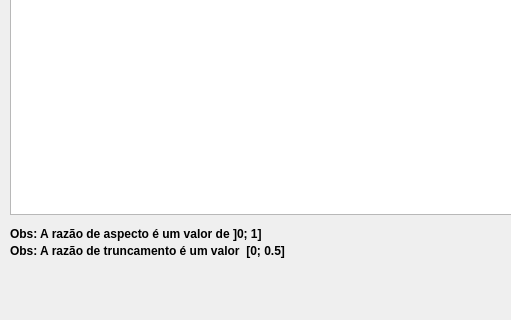
First picture: the form in forms/adicaoSistematizadaDePrismas.ui, repository lucassimao/Simulacao-Estereologica, before the edit; both pictures show x 0 to 511 and y 104 to 424 of the 702 by 424 pixel window.
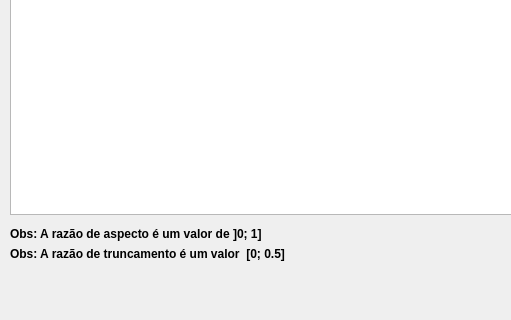
Second picture: the form after the edit. Icons and pictures are not drawn.

Diff of the .ui file:
```diff
--- a/forms/adicaoSistematizadaDePrismas.ui
+++ b/forms/adicaoSistematizadaDePrismas.ui
@@ -160,7 +160,7 @@
    <property name="geometry">
     <rect>
      <x>10</x>
-     <y>347</y>
+     <y>350</y>
      <width>351</width>
      <height>16</height>
     </rect>
```
